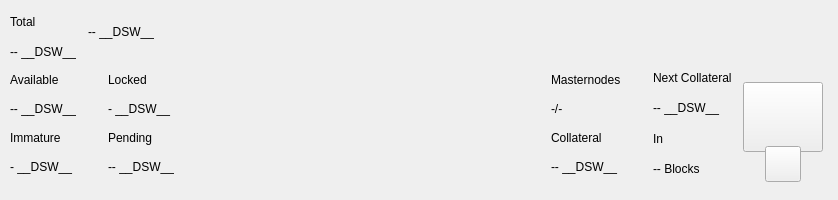
Old version of the form src/qt/pivx/forms/topbar.ui in the repository decenomy/DSW.
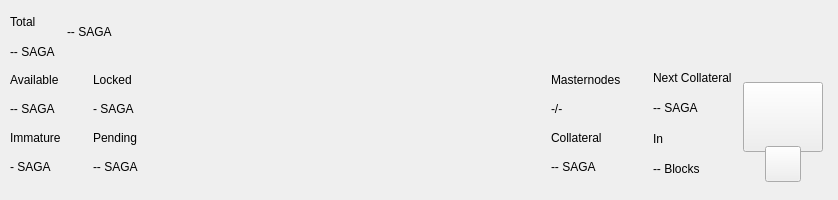
New version of the form. Custom widgets are drawn as their Qt base class.

```diff
--- a/src/qt/pivx/forms/topbar.ui
+++ b/src/qt/pivx/forms/topbar.ui
@@ -119,7 +119,7 @@
               <item>
                <widget class="QLabel" name="labelAmountPiv">
                 <property name="text">
-                 <string notr="true">-- __DSW__</string>
+                 <string notr="true">-- SAGA</string>
                 </property>
                </widget>
               </item>
@@ -162,7 +162,7 @@
                  <string notr="true">padding:0px;margin:0px;</string>
                 </property>
                 <property name="text">
-                 <string notr="true">-- __DSW__</string>
+                 <string notr="true">-- SAGA</string>
                 </property>
                </widget>
               </item>
@@ -456,7 +456,7 @@
                  <item>
                   <widget class="QLabel" name="labelAvailablePiv">
                    <property name="text">
-                    <string>-- __DSW__</string>
+                    <string>-- SAGA</string>
                    </property>
                   </widget>
                  </item>
@@ -470,7 +470,7 @@
                  <item>
                   <widget class="QLabel" name="labelImmaturePiv">
                    <property name="text">
-                    <string notr="true">- __DSW__</string>
+                    <string notr="true">- SAGA</string>
                    </property>
                   </widget>
                  </item>
@@ -491,7 +491,7 @@
                  <item>
                   <widget class="QLabel" name="labelLockedPiv">
                    <property name="text">
-                    <string>- __DSW__</string>
+                    <string>- SAGA</string>
                    </property>
                   </widget>
                  </item>
@@ -505,7 +505,7 @@
                  <item>
                   <widget class="QLabel" name="labelPendingPiv">
                    <property name="text">
-                    <string notr="true">-- __DSW__</string>
+                    <string notr="true">-- SAGA</string>
                    </property>
                   </widget>
                  </item>
@@ -567,7 +567,7 @@
              <item>
               <widget class="QLabel" name="labelCollateralPiv">
                <property name="text">
-                <string notr="true">-- __DSW__</string>
+                <string notr="true">-- SAGA</string>
                </property>
               </widget>
              </item>
@@ -598,7 +598,7 @@
               <item>
                <widget class="QLabel" name="labelNextCollateralValue">
                 <property name="text">
-                 <string>-- __DSW__</string>
+                 <string>-- SAGA</string>
                 </property>
                </widget>
               </item>
```
